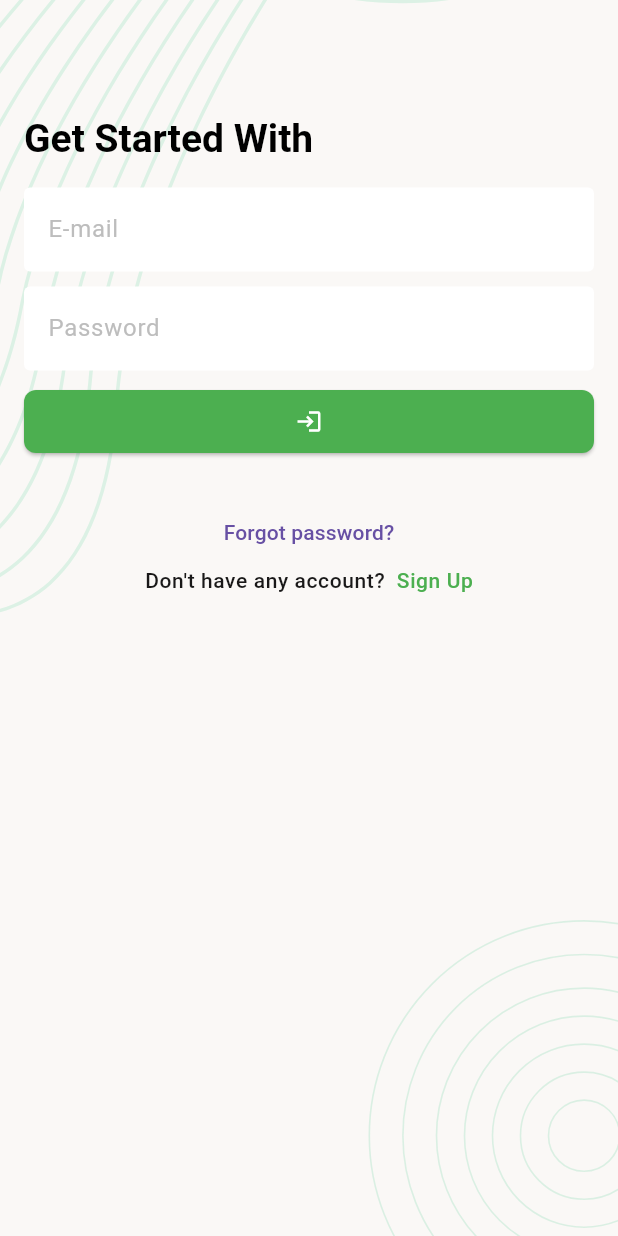
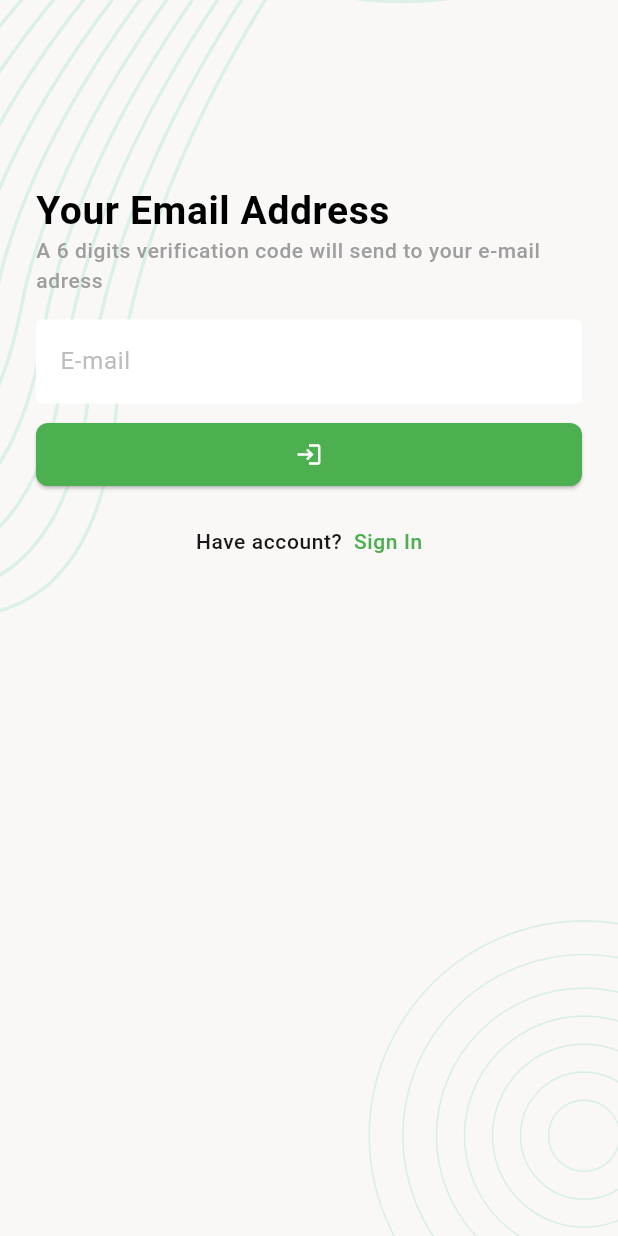
Before and after one commit to nafiurrahmansabbir/Task_Manager, a Flutter app: the screen it shows after launch, after a tap on "Forgot password?", on a phone screen of 412 x 824 dp. Run offline on Flutter 3.47's test engine with Material 3 defaults, Android fonts, the phone set to English and light mode, and no system bars; our stand-ins replace flutter_svg.

Commit message:
Working on auth screen

```diff
--- a/lib/app/app.dart
+++ b/lib/app/app.dart
@@ -17,9 +17,7 @@ class TaskManagerApp extends StatelessWidget {
   ThemeData lightThemeData() {
     return ThemeData(
       inputDecorationTheme: InputDecorationTheme(
-        hintStyle: TextStyle(
-          color: Colors.grey.shade400
-        ),
+        hintStyle: TextStyle(color: Colors.grey.shade400),
         fillColor: Colors.white,
         filled: true,
         border: OutlineInputBorder(
@@ -31,7 +29,14 @@ class TaskManagerApp extends StatelessWidget {
           fontSize: 26,
           fontWeight: FontWeight.bold,
           color: Colors.black,
-        )
+          letterSpacing: 0.4,
+        ),
+        titleSmall: TextStyle(
+          fontSize: 14,
+          color: Colors.grey,
+          letterSpacing: 0.4,
+          fontWeight: FontWeight.w500,
+        ),
       ),
       elevatedButtonTheme: ElevatedButtonThemeData(
         style: ElevatedButton.styleFrom(
@@ -41,10 +46,17 @@ class TaskManagerApp extends StatelessWidget {
           fixedSize: Size.fromWidth(double.maxFinite),
           shape: RoundedRectangleBorder(
             borderRadius: BorderRadius.circular(8),
-          )
-
-        )
-      )
+          ),
+        ),
+      ),
+      textButtonTheme: TextButtonThemeData(
+        style: TextButton.styleFrom(
+          foregroundColor: Colors.grey.shade500,
+          textStyle: TextStyle(
+            fontWeight: FontWeight.w600,
+          ),
+        ),
+      ),
     );
   }
 }
--- /dev/null
+++ b/lib/ui/screens/auth/forgetpassword_Screen/email_varification_screen.dart
@@ -0,0 +1,101 @@
+import 'package:flutter/gestures.dart';
+import 'package:flutter/material.dart';
+import 'package:task_manager/ui/utilitys/app_colors.dart';
+import 'package:task_manager/ui/widgets/background_widget.dart';
+
+import '../../../utilitys/login_elevatedButton.dart';
+
+class EmailVarificationScreen extends StatefulWidget {
+  const EmailVarificationScreen({super.key});
+
+  @override
+  State<EmailVarificationScreen> createState() =>
+      _EmailVarificationScreenState();
+}
+
+class _EmailVarificationScreenState extends State<EmailVarificationScreen> {
+  final TextEditingController _emailTeController = TextEditingController();
+
+  @override
+  Widget build(BuildContext context) {
+    return Scaffold(
+      body: BackgroundWidget(
+        child: SafeArea(
+          child: SingleChildScrollView(
+            child: Padding(
+              padding: const EdgeInsets.all(24.0),
+              child: Column(
+                crossAxisAlignment: CrossAxisAlignment.start,
+                children: [
+                  const SizedBox(height: 100),
+                  Text(
+                    'Your Email Address',
+                    style: Theme.of(context).textTheme.titleLarge,
+                  ),
+                  Text(
+                    'A 6 digits verification code will send to your e-mail adress',
+                    style: Theme.of(context).textTheme.titleSmall,
+                  ),
+                  const SizedBox(height: 16),
+                  TextFormField(
+                    keyboardType: TextInputType.emailAddress,
+                    controller: _emailTeController,
+                    decoration: InputDecoration(
+                      hintText: 'E-mail',
+                    ),
+                  ),
+                  const SizedBox(height: 10),
+                  LoginElevatedButton(),
+                  const SizedBox(
+                    height: 26,
+                  ),
+                  BuildHaveAccountSection(),
+                ],
+              ),
+            ),
+          ),
+        ),
+      ),
+    );
+  }
+
+  Widget BuildHaveAccountSection() {
+    return Center(
+      child: Column(
+        children: [
+          RichText(
+            text: TextSpan(
+              style: TextStyle(
+                color: Colors.black.withOpacity(0.9),
+                fontWeight: FontWeight.w500,
+                letterSpacing: 0.4,
+              ),
+              text: "Have account?  ",
+              children: [
+                TextSpan(
+                    style: TextStyle(
+                      color: AppColors.themeColor,
+                    ),
+                    text: "Sign In",
+                    recognizer: TapGestureRecognizer()
+                      ..onTap = () {
+                        _onTapBackToSignupPage();
+                      }),
+              ],
+            ),
+          ),
+        ],
+      ),
+    );
+  }
+
+  void _onTapBackToSignupPage() {
+    Navigator.pop(context);
+  }
+
+  @override
+  void dispose() {
+    _emailTeController.dispose();
+    super.dispose();
+  }
+}
--- a/lib/ui/screens/sign_in_screen.dart
+++ b/lib/ui/screens/auth/sign_in_screen.dart
@@ -1,7 +1,11 @@
 import 'package:flutter/gestures.dart';
 import 'package:flutter/material.dart';
+import 'package:task_manager/ui/screens/auth/forgetpassword_Screen/email_varification_screen.dart';
+import 'package:task_manager/ui/screens/auth/sign_up_screen.dart';
 import 'package:task_manager/ui/utilitys/app_colors.dart';
 import 'package:task_manager/ui/widgets/background_widget.dart';
+import '../../utilitys/login_elevatedButton.dart';
+
 
 class SignInScreen extends StatefulWidget {
   const SignInScreen({super.key});
@@ -21,17 +25,19 @@ class _SignInScreenState extends State<SignInScreen> {
         child: SafeArea(
           child: SingleChildScrollView(
             child: Padding(
-              padding: const EdgeInsets.all(16.0),
+              padding: const EdgeInsets.all(24.0),
               child: Column(
                 crossAxisAlignment: CrossAxisAlignment.start,
                 children: [
-                  const SizedBox(height: 60),
+                  const SizedBox(height: 100),
                   Text(
                     'Get Started With',
                     style: Theme.of(context).textTheme.titleLarge,
                   ),
+
                   const SizedBox(height: 16),
                   TextFormField(
+                    keyboardType: TextInputType.emailAddress,
                     controller: _emailTeController,
                     decoration: InputDecoration(
                       hintText: 'E-mail',
@@ -45,18 +51,26 @@ class _SignInScreenState extends State<SignInScreen> {
                     ),
                   ),
                   const SizedBox(height: 10),
-                  ElevatedButton(
-                    onPressed: () {},
-                    child: Icon(Icons.login),
-                  ),
+                  LoginElevatedButton(),
                   const SizedBox(
                     height: 26,
                   ),
-                  Center(
+                  BuildHaveAccountSection(),
+                ],
+              ),
+            ),
+          ),
+        ),
+      ),
+    );
+  }
+
+  Widget BuildHaveAccountSection() {
+    return Center(
       child: Column(
         children: [
           TextButton(
-                          onPressed: () {},
+            onPressed: () {_onTapforgetpage();},
             child: Text('Forgot password?'),
           ),
           RichText(
@@ -73,19 +87,32 @@ class _SignInScreenState extends State<SignInScreen> {
                       color: AppColors.themeColor,
                     ),
                     text: "Sign Up",
-                                recognizer: TapGestureRecognizer()..onTap=(){}
-                              ),
+                    recognizer: TapGestureRecognizer()
+                      ..onTap = () {
+                        _onTapSingUpButton();
+                      }),
               ],
             ),
           ),
         ],
       ),
+    );
+  }
+
+  void _onTapforgetpage() {
+    Navigator.push(
+      context,
+      MaterialPageRoute(
+        builder: (context) => EmailVarificationScreen(),
       ),
-                ],
-              ),
-            ),
-          ),
-        ),
+    );
+  }
+
+  void _onTapSingUpButton() {
+    Navigator.push(
+      context,
+      MaterialPageRoute(
+        builder: (context) => SignUpScreen(),
       ),
     );
   }
--- a/lib/ui/screens/auth/splash_screen.dart
+++ b/lib/ui/screens/auth/splash_screen.dart
@@ -2,7 +2,7 @@ import 'package:flutter/material.dart';
 import 'package:flutter_svg/flutter_svg.dart';
 import 'package:task_manager/ui/utilitys/asset_paths.dart';
 import 'package:task_manager/ui/widgets/background_widget.dart';
-import '../sign_in_screen.dart';
+import 'sign_in_screen.dart';
 
 
 
--- /dev/null
+++ b/lib/ui/utilitys/login_elevatedButton.dart
@@ -0,0 +1,16 @@
+import 'package:flutter/material.dart';
+import 'package:flutter/cupertino.dart';
+
+class LoginElevatedButton extends StatelessWidget {
+  const LoginElevatedButton({
+    super.key,
+  });
+
+  @override
+  Widget build(BuildContext context) {
+    return ElevatedButton(
+      onPressed: () {},
+      child: Icon(Icons.login),
+    );
+  }
+}
```
Also changed, not shown: lib/ui/screens/auth/sign_up_screen.dart (added, +131 -0 lines). Lines whose indentation alone changed are shown as unchanged.
